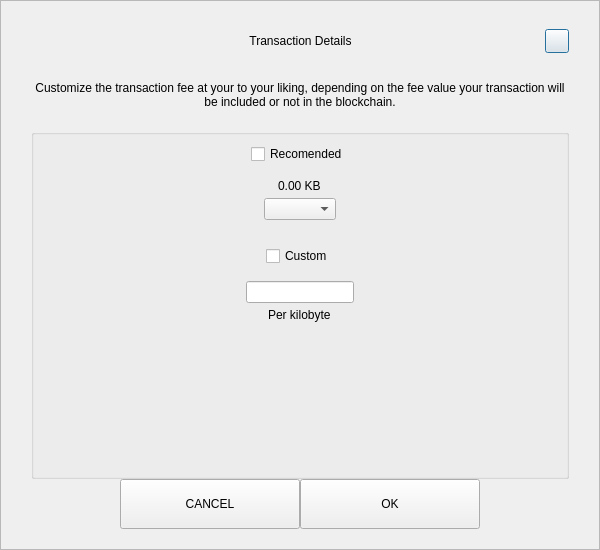
Qt form src/qt/pengolincoin/forms/sendcustomfeedialog.ui (pengolincoin/PengolinCoin-Core) before a commit.
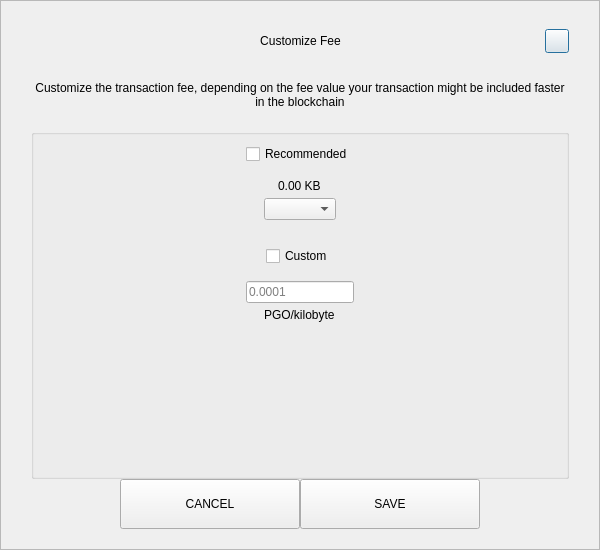
The same form after that commit.

```diff
--- a/src/qt/pengolincoin/forms/sendcustomfeedialog.ui
+++ b/src/qt/pengolincoin/forms/sendcustomfeedialog.ui
@@ -92,7 +92,7 @@
            <string notr="true">padding-left:24px;</string>
           </property>
           <property name="text">
-           <string>Transaction Details</string>
+           <string>Customize Fee</string>
           </property>
           <property name="alignment">
            <set>Qt::AlignCenter</set>
@@ -155,7 +155,7 @@
       <item>
        <widget class="QLabel" name="labelMessage">
         <property name="text">
-         <string>Customize the transaction fee at your to your liking, depending on the fee value your transaction will be included or not in the blockchain.</string>
+         <string>Customize the transaction fee, depending on the fee value your transaction might be included faster in the blockchain</string>
         </property>
         <property name="alignment">
          <set>Qt::AlignCenter</set>
@@ -201,7 +201,7 @@
            <item alignment="Qt::AlignHCenter">
             <widget class="QCheckBox" name="checkBoxRecommended">
              <property name="text">
-              <string>Recomended</string>
+              <string>Recommended</string>
              </property>
             </widget>
            </item>
@@ -278,12 +278,16 @@
             </spacer>
            </item>
            <item alignment="Qt::AlignHCenter">
-            <widget class="QLineEdit" name="lineEditCustomFee"/>
+            <widget class="QLineEdit" name="lineEditCustomFee">
+             <property name="placeholderText">
+              <string notr="true">0.0001</string>
+             </property>
+            </widget>
            </item>
            <item alignment="Qt::AlignHCenter">
             <widget class="QLabel" name="labelCustomFee">
              <property name="text">
-              <string>Per kilobyte</string>
+              <string>PGO/kilobyte</string>
              </property>
             </widget>
            </item>
@@ -348,7 +352,7 @@
            <enum>Qt::NoFocus</enum>
           </property>
           <property name="text">
-           <string>OK</string>
+           <string>SAVE</string>
           </property>
          </widget>
         </item>
```
